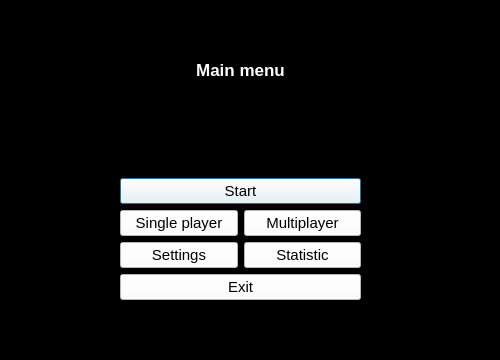
Old version of the form menu.ui in the repository noX1st/crosses-and-zeros.
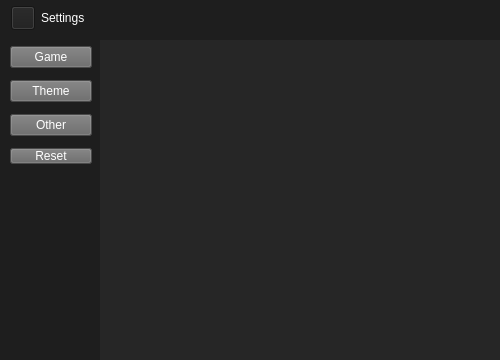
New version of the form. The open tabs and pages were chosen to show the change. Icons and pictures are not drawn.

The edit to the form file:
```diff
--- a/menu.ui
+++ b/menu.ui
@@ -19,7 +19,8 @@
    <string>Dialog</string>
   </property>
   <property name="styleSheet">
-   <string notr="true">background-color: rgb(0, 0, 0);</string>
+   <string notr="true">background-color: rgb(0, 0, 0);
+background-color: rgb(30, 30, 30);</string>
   </property>
   <widget class="QStackedWidget" name="stackedWidget">
    <property name="geometry">
@@ -30,7 +31,10 @@
      <height>361</height>
     </rect>
    </property>
-   <widget class="QWidget" name="page">
+   <property name="styleSheet">
+    <string notr="true"/>
+   </property>
+   <widget class="QWidget" name="menuPage">
     <widget class="QWidget" name="layoutWidget">
      <property name="geometry">
       <rect>
@@ -194,7 +198,130 @@
      </layout>
     </widget>
    </widget>
-   <widget class="QWidget" name="page_2"/>
+   <widget class="QWidget" name="settingsPage">
+    <widget class="QStackedWidget" name="stackedWidget_2">
+     <property name="geometry">
+      <rect>
+       <x>100</x>
+       <y>40</y>
+       <width>401</width>
+       <height>321</height>
+      </rect>
+     </property>
+     <property name="styleSheet">
+      <string notr="true">background-color: rgb(38, 38, 38);</string>
+     </property>
+     <widget class="QWidget" name="page"/>
+     <widget class="QWidget" name="page_2"/>
+    </widget>
+    <widget class="QWidget" name="">
+     <property name="geometry">
+      <rect>
+       <x>10</x>
+       <y>40</y>
+       <width>82</width>
+       <height>131</height>
+      </rect>
+     </property>
+     <layout class="QVBoxLayout" name="verticalLayout_9">
+      <item>
+       <widget class="QPushButton" name="pushButton">
+        <property name="styleSheet">
+         <string notr="true">background-color: rgb(103, 103, 103);
+color: rgb(255, 255, 255);</string>
+        </property>
+        <property name="text">
+         <string>Game</string>
+        </property>
+       </widget>
+      </item>
+      <item>
+       <widget class="QPushButton" name="pushButton_2">
+        <property name="styleSheet">
+         <string notr="true">background-color: rgb(103, 103, 103);
+color: rgb(255, 255, 255);</string>
+        </property>
+        <property name="text">
+         <string>Theme</string>
+        </property>
+       </widget>
+      </item>
+      <item>
+       <widget class="QPushButton" name="pushButton_3">
+        <property name="styleSheet">
+         <string notr="true">background-color: rgb(103, 103, 103);
+color: rgb(255, 255, 255);</string>
+        </property>
+        <property name="text">
+         <string>Other</string>
+        </property>
+       </widget>
+      </item>
+      <item>
+       <widget class="QPushButton" name="pushButton_7">
+        <property name="maximumSize">
+         <size>
+          <width>100</width>
+          <height>16</height>
+         </size>
+        </property>
+        <property name="styleSheet">
+         <string notr="true">background-color: rgb(103, 103, 103);
+color: rgb(255, 255, 255);</string>
+        </property>
+        <property name="text">
+         <string>Reset</string>
+        </property>
+       </widget>
+      </item>
+     </layout>
+    </widget>
+    <widget class="QWidget" name="">
+     <property name="geometry">
+      <rect>
+       <x>11</x>
+       <y>5</y>
+       <width>81</width>
+       <height>26</height>
+      </rect>
+     </property>
+     <layout class="QHBoxLayout" name="horizontalLayout_3">
+      <item>
+       <widget class="QPushButton" name="BackBtn">
+        <property name="sizePolicy">
+         <sizepolicy hsizetype="Fixed" vsizetype="Fixed">
+          <horstretch>0</horstretch>
+          <verstretch>0</verstretch>
+         </sizepolicy>
+        </property>
+        <property name="maximumSize">
+         <size>
+          <width>24</width>
+          <height>24</height>
+         </size>
+        </property>
+        <property name="styleSheet">
+         <string notr="true">
+background-image: url(:/new/prefix1/img/arrowW.png);</string>
+        </property>
+        <property name="text">
+         <string/>
+        </property>
+       </widget>
+      </item>
+      <item>
+       <widget class="QLabel" name="SettingsLbl">
+        <property name="styleSheet">
+         <string notr="true">color: rgb(255, 255, 255);</string>
+        </property>
+        <property name="text">
+         <string>Settings</string>
+        </property>
+       </widget>
+      </item>
+     </layout>
+    </widget>
+   </widget>
   </widget>
  </widget>
  <resources/>
```
Left out of the diff: 4 changed lines with no effect on the pictures.
